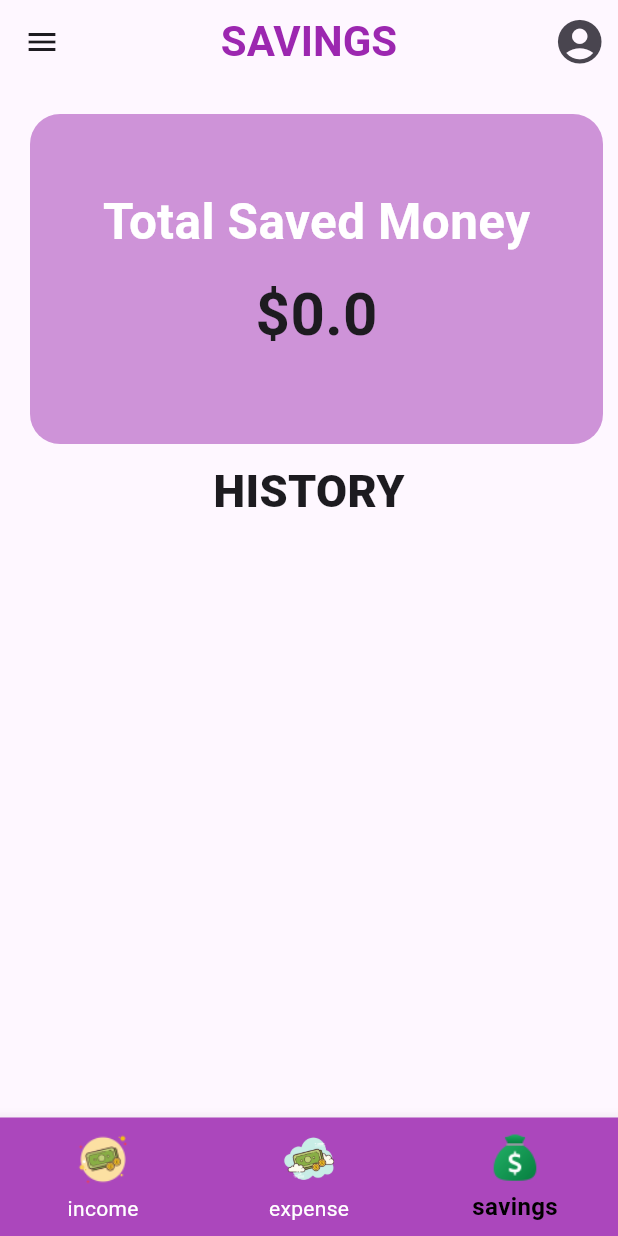
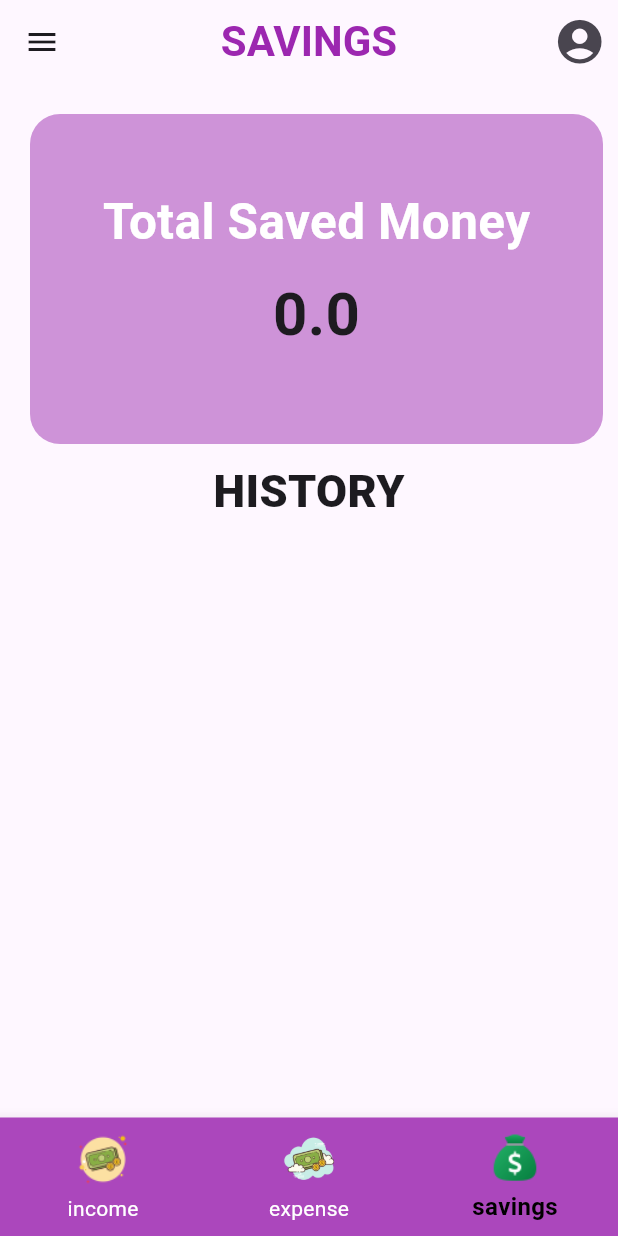
Before and after one commit to sohasara/Finace-App, a Flutter app: the screen it shows after launch, item 3 of the bottom bar chosen, on a phone screen of 412 x 824 dp. Run offline on Flutter 3.47's test engine with Material 3 defaults, Android fonts, the phone set to English and light mode, and no system bars; our stand-ins replace flutter_riverpod, flutter_slidable, hive_flutter; accounts and stored records are empty.

```diff
--- a/lib/ui/saving_page/saving.dart
+++ b/lib/ui/saving_page/saving.dart
@@ -61,7 +61,7 @@ class Savings extends ConsumerWidget {
                       ),
                       const SizedBox(height: 10),
                       Text(
-                        '\$${savings.toStringAsFixed(1)}',
+                        savings.toStringAsFixed(1),
                         style: const TextStyle(
                           fontSize: 40,
                           fontWeight: FontWeight.bold,
```
